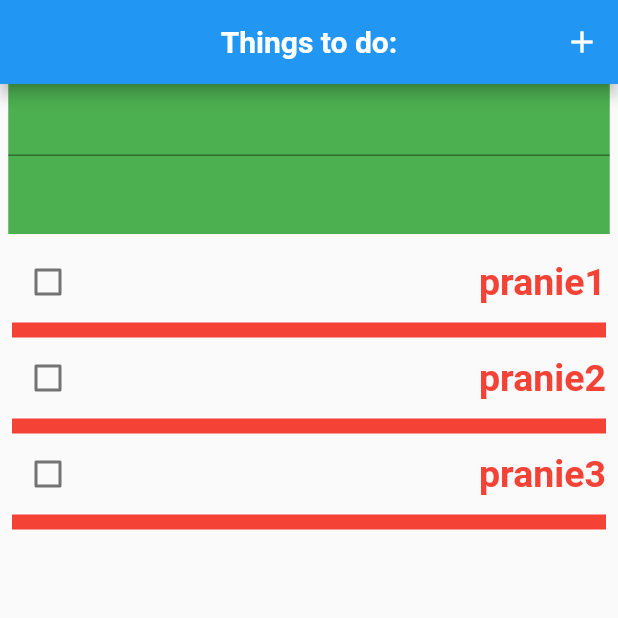
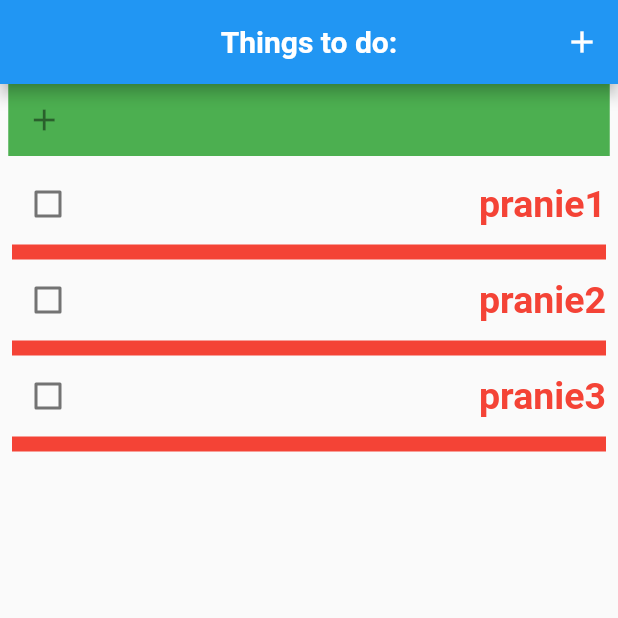
Before and after one commit to MarasDriver/todo, a Flutter app: the screen it shows after launch, on a phone screen of 412 x 824 dp, the top half of it. Run offline on Flutter 3.47's test engine with Material 2 defaults, Android fonts, the phone set to English and light mode, and no system bars.

```diff
--- a/lib/screens/home.dart
+++ b/lib/screens/home.dart
@@ -8,6 +8,7 @@ class HomePage extends StatelessWidget {
     "pranie2",
     "pranie3",
   ];
+  TextEditingController controller = TextEditingController();
 
   @override
   Widget build(BuildContext context) {
@@ -32,9 +33,23 @@ class HomePage extends StatelessWidget {
           Center(
             child: Container(
               width: MediaQuery.of(context).size.width - 11,
-              height: 100.0,
+              // height: 100.0,
               color: Colors.green,
-              child: TextFormField(),
+              child: TextFormField(
+                onChanged: (string) {
+                  print(string);
+                },
+                controller: controller,
+                minLines: 1,
+                maxLines: 5,
+                keyboardType: TextInputType.multiline,
+                decoration: InputDecoration(
+                    prefixIcon: IconButton(
+                      onPressed: () {},
+                      icon: Icon(Icons.add),
+                    ),
+                    border: InputBorder.none),
+              ),
             ),
           ),
           Padding(
@@ -69,7 +84,7 @@ class HomePage extends StatelessWidget {
               ),
             ],
           ),
-          Divider(
+          const Divider(
             color: Colors.red,
             thickness: 10,
           )
```
